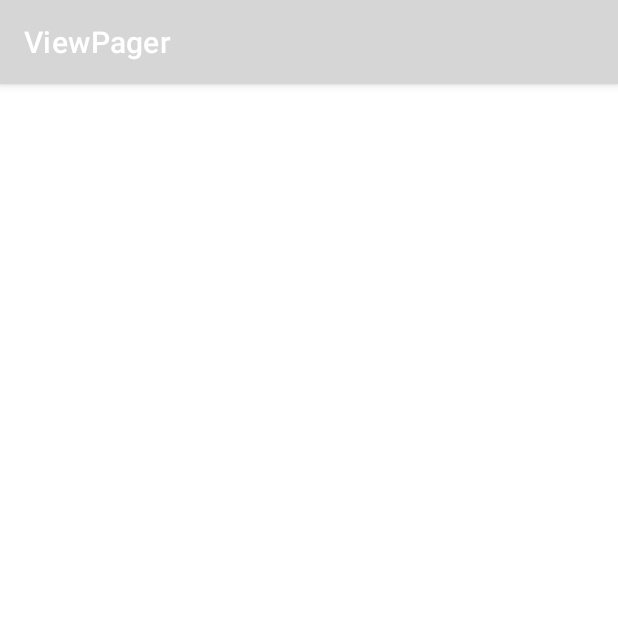
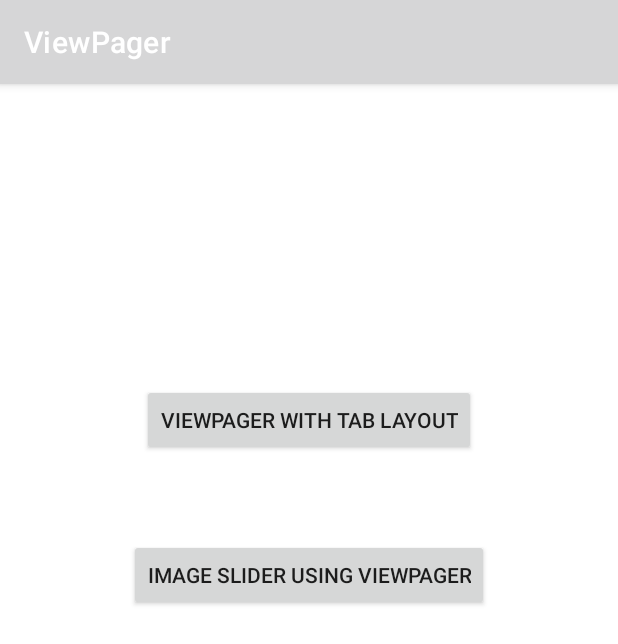
Before and after one commit to fahadammar/viewpager, an Android app: the screen it shows after launch (MainActivity), on a phone screen of 412 x 824 dp. Shown: the top 644 px of the screen. Run offline under Robolectric (Android 15) with nearby library versions, the phone set to English and light mode, and no system bars.

Commit message:
Placed 2 buttons on the main and now going to make the image slider with viewpager

```diff
--- a/app/src/main/AndroidManifest.xml
+++ b/app/src/main/AndroidManifest.xml
@@ -14,6 +14,12 @@
         android:theme="@style/Theme.ViewPager"
         tools:targetApi="31">
         <activity
+            android:name=".TabViewPagerActivity"
+            android:exported="false" />
+        <activity
+            android:name=".ImageViewPagerActivity"
+            android:exported="false" />
+        <activity
             android:name=".MainActivity"
             android:exported="true">
             <intent-filter>
--- a/app/src/main/res/layout/activity_main.xml
+++ b/app/src/main/res/layout/activity_main.xml
@@ -6,29 +6,26 @@
     android:layout_height="match_parent"
     tools:context=".MainActivity">
 
-    <com.google.android.material.tabs.TabLayout
-        android:id="@+id/tabLayout"
-        android:layout_width="409dp"
+    <androidx.appcompat.widget.AppCompatButton
+        android:id="@+id/appCompatButton"
+        android:layout_width="wrap_content"
         android:layout_height="wrap_content"
-        android:layout_marginTop="1dp"
-        android:layout_marginBottom="1dp"
-        app:layout_constraintBottom_toTopOf="@+id/viewPager"
+        android:layout_marginTop="200dp"
+        android:text="@string/viewpager_with_tab_layout"
         app:layout_constraintEnd_toEndOf="parent"
         app:layout_constraintStart_toStartOf="parent"
-        app:layout_constraintTop_toTopOf="parent" >
-    </com.google.android.material.tabs.TabLayout>
+        app:layout_constraintTop_toTopOf="parent"
+        android:onClick="jumpToTabViewPagerActivity"
+    />
 
-    <androidx.viewpager.widget.ViewPager
-        android:id="@+id/viewPager"
-        android:layout_width="0dp"
-        android:layout_height="0dp"
-        android:layout_marginStart="1dp"
-        android:layout_marginEnd="1dp"
-        android:layout_marginBottom="1dp"
-        app:layout_constraintBottom_toBottomOf="parent"
+    <androidx.appcompat.widget.AppCompatButton
+        android:layout_width="wrap_content"
+        android:layout_height="wrap_content"
+        android:text="@string/image_slider_using_viewpager"
+        android:layout_marginTop="55dp"
         app:layout_constraintEnd_toEndOf="parent"
         app:layout_constraintStart_toStartOf="parent"
-        app:layout_constraintTop_toBottomOf="@+id/tabLayout"
+        app:layout_constraintTop_toBottomOf="@+id/appCompatButton"
+        android:onClick="jumpToImageViewPagerActivity"
     />
-
 </androidx.constraintlayout.widget.ConstraintLayout>
--- a/app/src/main/res/values/strings.xml
+++ b/app/src/main/res/values/strings.xml
@@ -2,4 +2,6 @@
     <string name="app_name">ViewPager</string>
     <!-- TODO: Remove or change this placeholder text -->
     <string name="hello_blank_fragment">Hello blank fragment</string>
+    <string name="viewpager_with_tab_layout">ViewPager with Tab Layout</string>
+    <string name="image_slider_using_viewpager">Image Slider Using ViewPager</string>
 </resources>
```
Also changed, not shown: app/src/main/java/com/example/viewpager/MainActivity.kt (+12 -5 lines), app/src/main/java/com/example/viewpager/activities/ImageViewPagerActivity.kt (added, +17 -0 lines), app/src/main/java/com/example/viewpager/activities/TabViewPagerActivity.kt (added, +23 -0 lines), app/src/main/res/layout/activity_image_view_pager.xml (added, +9 -0 lines), app/src/main/res/layout/activity_tab_view_pager.xml (added, +34 -0 lines).
